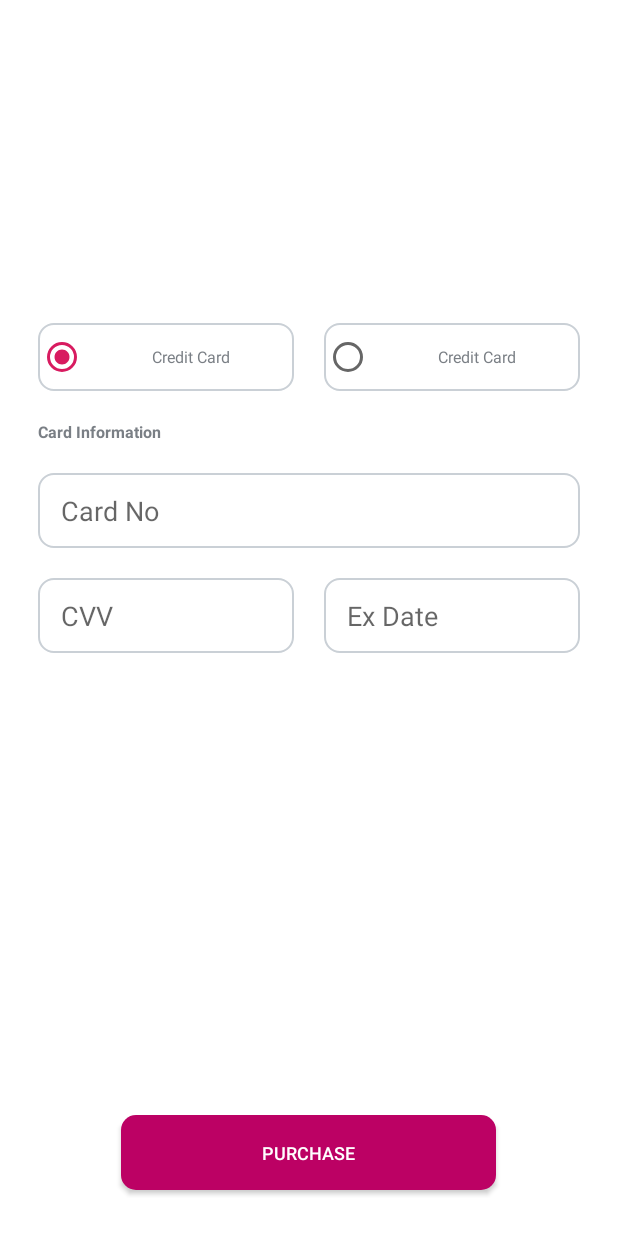
After one commit to mohammed-elkrnshawy/SVAGO, an Android app: the PaymentActivity screen opened directly, with no data from a screen before it, on a phone screen of 412 x 824 dp. The commit adds this screen. Run offline under Robolectric (Android 15) with nearby library versions, the phone set to English and light mode, and no system bars.

Commit message:
Review A

```diff
--- a/app/src/main/AndroidManifest.xml
+++ b/app/src/main/AndroidManifest.xml
@@ -9,7 +9,9 @@
         android:roundIcon="@mipmap/ic_launcher_round"
         android:supportsRtl="true"
         android:theme="@style/AppTheme">
-        <activity android:name=".ClassTransferActivity"/>
+        <activity android:name=".DoneActivity"></activity>
+        <activity android:name=".PaymentActivity" />
+        <activity android:name=".ClassTransferActivity" />
         <activity android:name=".HomeActivity" />
         <activity android:name=".SplashActivity">
             <intent-filter>
--- /dev/null
+++ b/app/src/main/java/com/example/svago/DoneActivity.java
@@ -0,0 +1,13 @@
+package com.example.svago;
+
+import android.support.v7.app.AppCompatActivity;
+import android.os.Bundle;
+
+public class DoneActivity extends AppCompatActivity {
+
+    @Override
+    protected void onCreate(Bundle savedInstanceState) {
+        super.onCreate(savedInstanceState);
+        setContentView(R.layout.activity_done);
+    }
+}
--- /dev/null
+++ b/app/src/main/java/com/example/svago/PaymentActivity.java
@@ -0,0 +1,13 @@
+package com.example.svago;
+
+import android.support.v7.app.AppCompatActivity;
+import android.os.Bundle;
+
+public class PaymentActivity extends AppCompatActivity {
+
+    @Override
+    protected void onCreate(Bundle savedInstanceState) {
+        super.onCreate(savedInstanceState);
+        setContentView(R.layout.activity_payment);
+    }
+}
--- /dev/null
+++ b/app/src/main/res/drawable/ic_correct.xml
@@ -0,0 +1,8 @@
+<vector android:autoMirrored="true" android:height="24dp"
+    android:viewportHeight="131" android:viewportWidth="131"
+    android:width="24dp" xmlns:android="http://schemas.android.com/apk/res/android">
+    <path android:fillColor="#00000000"
+        android:pathData="M65.5,65.5m-64,0a64,64 0,1 1,128 0a64,64 0,1 1,-128 0"
+        android:strokeColor="#5be29e" android:strokeWidth="3"/>
+    <path android:fillColor="#5be29e" android:pathData="M95.096,42.671a3.122,3.122 0,0 0,-4.415 0l-37.4,37.4L38.898,65.698A3.122,3.122 0,0 0,34.483 70.113L51.069,86.698a3.123,3.123 0,0 0,4.415 0L95.096,47.086A3.122,3.122 0,0 0,95.096 42.671Z"/>
+</vector>
--- /dev/null
+++ b/app/src/main/res/drawable/shape_gray.xml
@@ -0,0 +1,11 @@
+<selector xmlns:android="http://schemas.android.com/apk/res/android">
+
+    <item>
+        <shape android:shape="rectangle">
+            <stroke android:color="@color/ColorGray"
+                android:width="1dp"></stroke>
+            <corners android:radius="10dp"></corners>
+        </shape>
+    </item>
+
+</selector>
--- /dev/null
+++ b/app/src/main/res/layout/activity_done.xml
@@ -0,0 +1,10 @@
+<?xml version="1.0" encoding="utf-8"?>
+<android.support.constraint.ConstraintLayout
+    xmlns:android="http://schemas.android.com/apk/res/android"
+    xmlns:app="http://schemas.android.com/apk/res-auto"
+    xmlns:tools="http://schemas.android.com/tools"
+    android:layout_width="match_parent"
+    android:layout_height="match_parent"
+    tools:context=".DoneActivity">
+
+</android.support.constraint.ConstraintLayout>
--- /dev/null
+++ b/app/src/main/res/layout/activity_payment.xml
@@ -0,0 +1,135 @@
+<?xml version="1.0" encoding="utf-8"?>
+<RelativeLayout
+    tools:ignore="RtlCompat"
+    android:background="@color/colorWhite"
+    xmlns:android="http://schemas.android.com/apk/res/android"
+    xmlns:app="http://schemas.android.com/apk/res-auto"
+    xmlns:tools="http://schemas.android.com/tools"
+    android:layout_width="match_parent"
+    android:layout_height="match_parent"
+    tools:context=".PaymentActivity">
+
+    <android.support.v7.widget.RecyclerView
+        android:id="@+id/recycle"
+        android:layout_width="match_parent"
+        android:layout_height="200dp">
+    </android.support.v7.widget.RecyclerView>
+
+    <LinearLayout
+        android:padding="5dp"
+        android:orientation="vertical"
+        android:layout_marginTop="10dp"
+        android:layout_marginBottom="10dp"
+        android:layout_marginEnd="20dp"
+        android:layout_marginStart="20dp"
+        android:layout_below="@id/recycle"
+        android:layout_width="match_parent"
+        android:layout_height="match_parent">
+
+
+        <RadioGroup
+                android:orientation="horizontal"
+                android:layout_width="match_parent"
+                android:layout_height="wrap_content">
+
+
+                <RadioButton
+                    android:checked="true"
+                    android:textAlignment="center"
+                    android:layout_marginEnd="10dp"
+                    android:layout_weight="1"
+                    android:textColor="@color/ColorGray2"
+                    android:textSize="10.7sp"
+                    android:text="Credit Card"
+                    android:padding="15dp"
+                    android:background="@drawable/shape_gray"
+                    android:layout_width="match_parent"
+                    android:layout_height="wrap_content" />
+
+                <RadioButton
+                    android:textAlignment="center"
+                    android:layout_marginStart="10dp"
+                    android:layout_weight="1"
+                    android:textColor="@color/ColorGray2"
+                    android:textSize="10.7sp"
+                    android:text="Credit Card"
+                    android:padding="15dp"
+                    android:background="@drawable/shape_gray"
+                    android:layout_width="match_parent"
+                    android:layout_height="wrap_content"
+                    />
+
+            </RadioGroup>
+
+        <TextView
+            android:textStyle="bold"
+            android:layout_marginTop="20dp"
+            android:layout_width="wrap_content"
+            android:layout_height="wrap_content"
+            android:textSize="10.7sp"
+            android:textColor="@color/ColorGray2"
+            android:lineSpacingExtra="2sp"
+            android:text="Card Information"
+            />
+
+        <EditText
+            android:paddingStart="15dp"
+            android:hint="Card No"
+            android:layout_marginTop="20dp"
+            android:background="@drawable/shape_gray"
+            android:layout_width="match_parent"
+            android:layout_height="50dp" />
+
+        <LinearLayout
+            android:orientation="horizontal"
+            android:layout_width="match_parent"
+            android:layout_height="wrap_content">
+
+            <EditText
+                android:layout_marginEnd="10dp"
+                android:layout_weight="1"
+                android:paddingStart="15dp"
+                android:hint="CVV"
+                android:layout_marginTop="20dp"
+                android:background="@drawable/shape_gray"
+                android:layout_width="match_parent"
+                android:layout_height="50dp" />
+
+            <EditText
+                android:layout_marginStart="10dp"
+                android:layout_weight="1"
+                android:paddingStart="15dp"
+                android:hint="Ex Date"
+                android:layout_marginTop="20dp"
+                android:background="@drawable/shape_gray"
+                android:layout_width="match_parent"
+                android:layout_height="50dp" />
+
+        </LinearLayout>
+
+        <RelativeLayout
+            android:layout_marginBottom="10dp"
+            android:layout_width="match_parent"
+            android:layout_height="match_parent">
+
+            <Button
+                android:layout_centerHorizontal="true"
+                android:layout_alignParentBottom="true"
+                android:layout_marginTop="5dp"
+                android:layout_marginBottom="5dp"
+                android:background="@drawable/shape_btn_book"
+                android:elevation="@dimen/dimenElevation"
+                android:layout_gravity="center"
+                android:textAlignment="center"
+                android:textColor="@color/colorWhite"
+                android:textSize="12sp"
+                android:text="@string/Purchase"
+                android:layout_width="250dp"
+                android:layout_height="50dp" />
+
+        </RelativeLayout>
+
+
+    </LinearLayout>
+
+</RelativeLayout>
--- a/app/src/main/res/layout/activity_splash.xml
+++ b/app/src/main/res/layout/activity_splash.xml
@@ -16,12 +16,12 @@
 
 
     <ImageView
-        android:layout_marginBottom="-50dp"
-        android:paddingEnd="-30dp"
-        android:paddingStart="-40dp"
+        android:layout_marginBottom="-35dp"
+        android:paddingEnd="-15dp"
+        android:paddingStart="-30dp"
         android:scaleType="fitXY"
         android:layout_width="match_parent"
-        android:layout_height="200dp"
+        android:layout_height="150dp"
         android:layout_alignParentBottom="true"
         android:src="@drawable/ic_group_968"
         android:paddingRight="-30dp"
--- a/app/src/main/res/values/colors.xml
+++ b/app/src/main/res/values/colors.xml
@@ -16,4 +16,5 @@
     <color name="colorRed2">#570413</color>
     <color name="ColorPink">#bc0164</color>
     <color name="ColorGray">#cad0d6</color>
+    <color name="ColorGray2">#7a7f85</color>
 </resources>
--- a/app/src/main/res/values/strings.xml
+++ b/app/src/main/res/values/strings.xml
@@ -9,4 +9,5 @@
     <string name="Proceed_Book">Proceed to Book</string>
     <string name="single">Single</string>
     <string name="doub">Double</string>
+    <string name="Purchase">Purchase</string>
 </resources>
```
